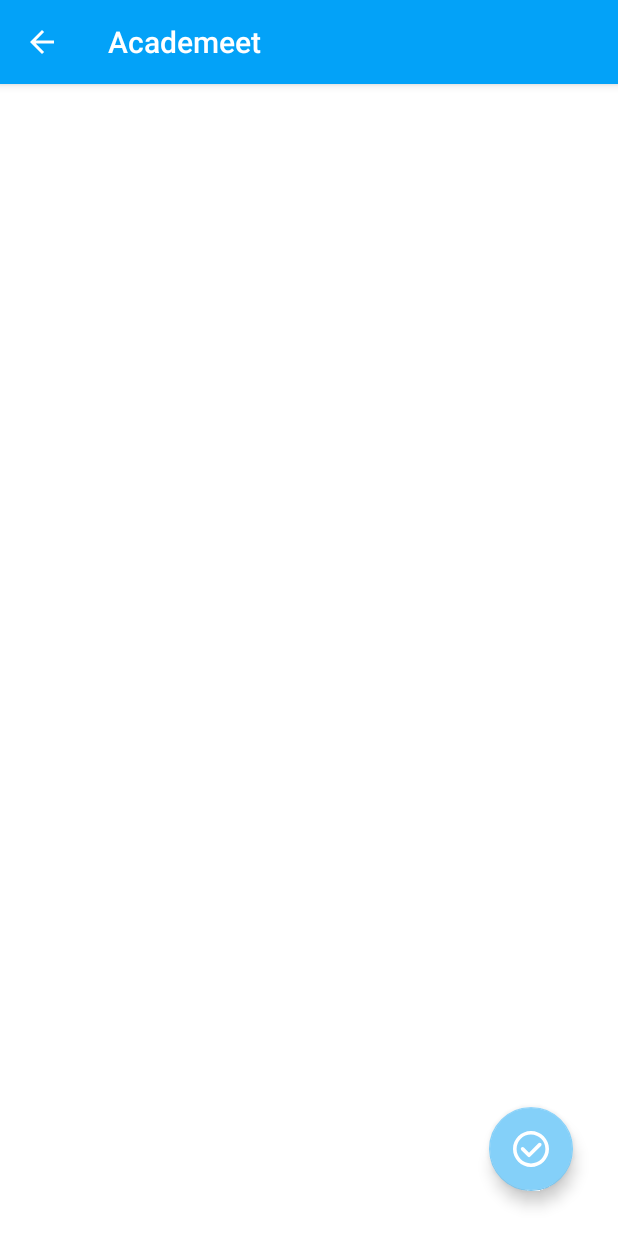
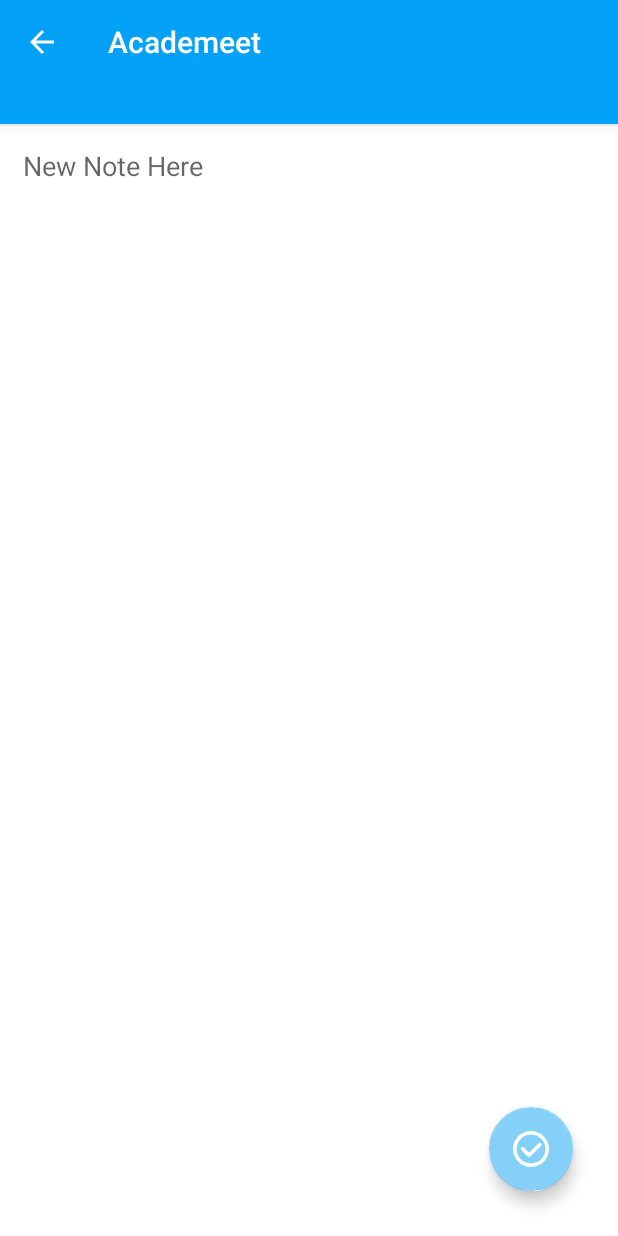
Before and after one commit to WenWeiTHU/Academeet, an Android app: the EditNoteActivity screen opened directly, with no data from a screen before it, on a phone screen of 412 x 824 dp. Run offline under Robolectric (Android 15) with nearby library versions, the phone set to English and light mode, and no system bars; our stand-ins replace ButterKnife; 1 statement that could not run was skipped.

Commit message:
login status

```diff
--- a/android/Academeet/app/src/main/java/com/example/academeet/Activity/UserHomeActivity.java
+++ b/android/Academeet/app/src/main/java/com/example/academeet/Activity/UserHomeActivity.java
@@ -310,7 +310,8 @@
 
     public void onLogoutItemClicked(View v) {
         // TODO: logout
-        Toast.makeText(UserHomeActivity.this, "Clicked logout", Toast.LENGTH_SHORT);
+        UserManager.logout();
+        finish();
     }
 
     @Override
--- a/android/Academeet/app/src/main/res/layout/activity_edit_note.xml
+++ b/android/Academeet/app/src/main/res/layout/activity_edit_note.xml
@@ -1,16 +1,19 @@
 <?xml version="1.0" encoding="utf-8"?>
-<androidx.coordinatorlayout.widget.CoordinatorLayout
+<LinearLayout
     xmlns:android="http://schemas.android.com/apk/res/android"
     xmlns:app="http://schemas.android.com/apk/res-auto"
     xmlns:tools="http://schemas.android.com/tools"
     android:layout_width="match_parent"
     android:layout_height="match_parent"
     tools:context=".Activity.EditNoteActivity"
-    android:fitsSystemWindows="true">
+    android:fitsSystemWindows="true"
+    android:orientation="vertical"
+    android:background="@color/white">
     <com.google.android.material.appbar.AppBarLayout
         android:layout_width="match_parent"
-        android:layout_height="wrap_content"
-        android:theme="@style/AppTheme.AppBarOverlay">
+        android:layout_height="0dp"
+        android:theme="@style/AppTheme.AppBarOverlay"
+        android:layout_weight="4">
 
         <androidx.appcompat.widget.Toolbar
             android:layout_width="match_parent"
@@ -21,8 +24,16 @@
             />
     </com.google.android.material.appbar.AppBarLayout>
 
-   <include android:id="@+id/include" layout="@layout/content_new_note"/>
-
+<!--   <include android:id="@+id/include" layout="@layout/content_new_note" />-->
+    <EditText
+        android:layout_width="match_parent"
+        android:layout_weight="30"
+        android:id="@+id/note_new_editText"
+        android:background="@color/white"
+        android:hint="New Note Here"
+        android:gravity="top"
+        android:layout_height="0dp"
+        android:padding="15dp"/>
 
     <com.google.android.material.floatingactionbutton.FloatingActionButton
         android:id="@+id/new_note_complete_button"
@@ -31,6 +42,6 @@
         android:layout_gravity="bottom|end"
         android:layout_margin="30dp"
         android:onClick="finishNoteEdit"
-        android:src="@drawable/ic_ok" />
-
-</androidx.coordinatorlayout.widget.CoordinatorLayout>
+        android:src="@drawable/ic_ok"
+        />
+</LinearLayout>
--- a/android/Academeet/app/src/main/res/layout/content_new_note.xml
+++ b/android/Academeet/app/src/main/res/layout/content_new_note.xml
@@ -6,6 +6,8 @@
         android:layout_width="match_parent"
         android:layout_height="match_parent"
         android:id="@+id/note_new_editText"
-        android:background="@color/white"/>
+        android:background="@color/white"
+        android:hint="New Note Here"
+        android:gravity="top"/>
 
 </androidx.constraintlayout.widget.ConstraintLayout>
```
Also changed, not shown: android/Academeet/app/src/main/java/com/example/academeet/Utils/UserManager.java (+8 -0 lines).
